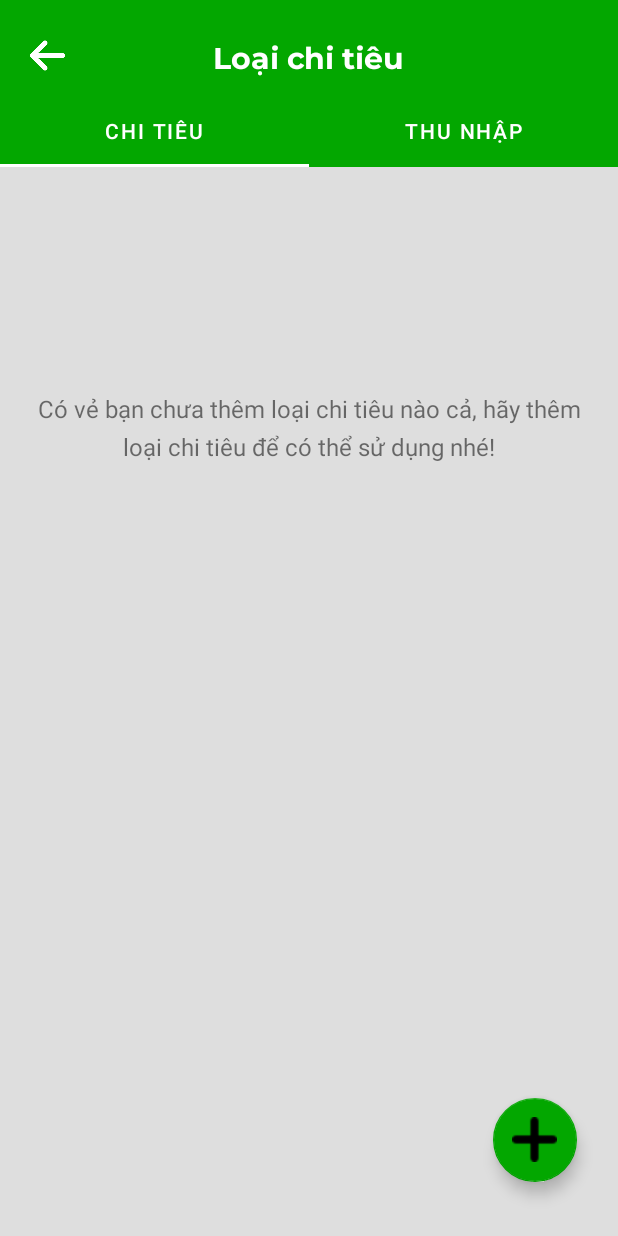
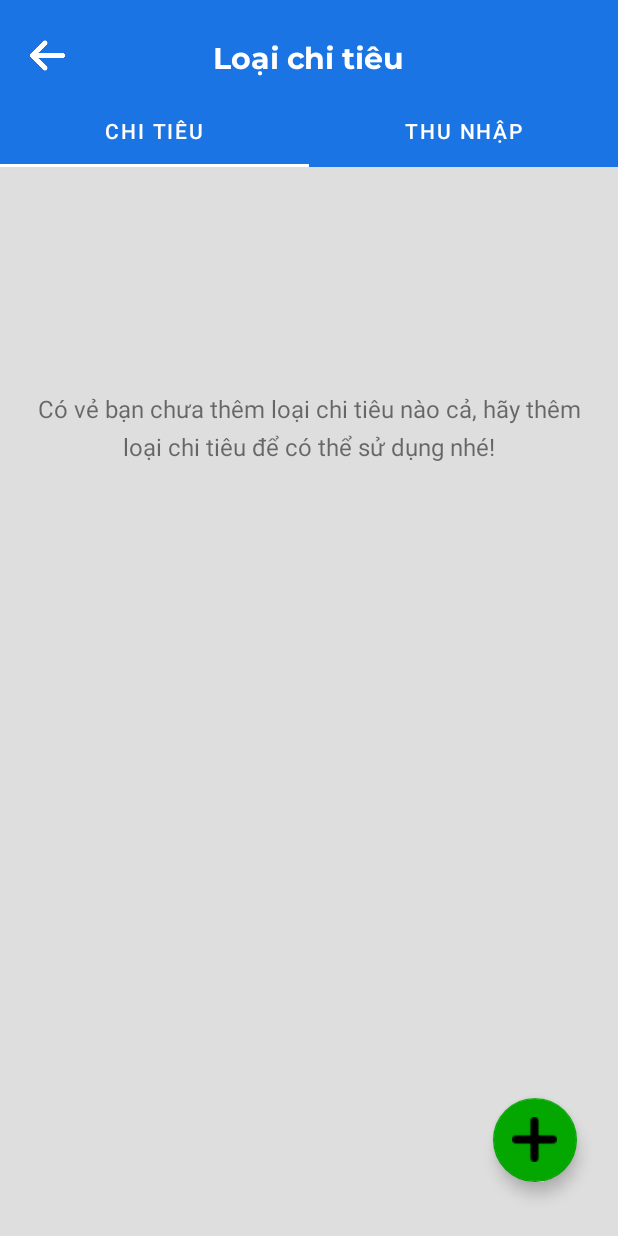
Before and after one commit to simoney199/AppAndroid, an Android app: the CategoryHome screen opened directly, with no data from a screen before it, on a phone screen of 412 x 824 dp. Run offline under Robolectric (Android 15) with nearby library versions, the phone set to English and light mode, and no system bars; our stand-ins replace Firebase (no records; nobody signed in at launch, a user with empty details on screens opened directly).

Commit message:
Update UI

```diff
--- a/app/src/main/res/layout/activity_edit_category.xml
+++ b/app/src/main/res/layout/activity_edit_category.xml
@@ -9,7 +9,7 @@
         android:id="@+id/titleNewCategory"
         android:layout_width="match_parent"
         android:layout_height="63dp"
-        android:background="@color/green"
+        android:background="@color/brand_primary"
         app:layout_constraintTop_toTopOf="parent"
         app:layout_constraintLeft_toLeftOf="parent"
         app:layout_constraintRight_toRightOf="parent">
--- a/app/src/main/res/layout/category_home.xml
+++ b/app/src/main/res/layout/category_home.xml
@@ -9,7 +9,7 @@
         android:id="@+id/titleTransactionTypeInfo"
         android:layout_width="match_parent"
         android:layout_height="63dp"
-        android:background="@color/green"
+        android:background="@color/brand_primary"
         app:layout_constraintLeft_toLeftOf="parent"
         app:layout_constraintRight_toRightOf="parent"
         app:layout_constraintTop_toTopOf="parent">
@@ -38,7 +38,7 @@
         app:layout_constraintTop_toBottomOf="@id/titleTransactionTypeInfo"
         android:layout_width="match_parent"
         android:layout_height="wrap_content"
-        android:background="@color/green"
+        android:background="@color/brand_primary"
         app:tabTextColor="@color/white"
         app:tabIndicatorColor="@color/white"
         >
--- a/app/src/main/res/layout/category_item.xml
+++ b/app/src/main/res/layout/category_item.xml
@@ -15,7 +15,7 @@
         app:layout_constraintLeft_toLeftOf="parent"
         app:layout_constraintBottom_toBottomOf="parent"
         android:layout_marginLeft="10dp"
-        android:src="@drawable/delete_category"/>
+        android:src="@drawable/minus"/>
 
     <ImageView
         android:id="@+id/categoryIcon"
--- a/app/src/main/res/layout/new_category.xml
+++ b/app/src/main/res/layout/new_category.xml
@@ -9,7 +9,7 @@
         android:id="@+id/titleNewCategory"
         android:layout_width="match_parent"
         android:layout_height="63dp"
-        android:background="@color/green"
+        android:background="@color/brand_primary"
         app:layout_constraintTop_toTopOf="parent"
         app:layout_constraintLeft_toLeftOf="parent"
         app:layout_constraintRight_toRightOf="parent">
--- a/app/src/main/res/layout/new_goal.xml
+++ b/app/src/main/res/layout/new_goal.xml
@@ -10,7 +10,7 @@
         android:id="@+id/titleNewGoal"
         android:layout_width="match_parent"
         android:layout_height="63dp"
-        android:background="@color/green"
+        android:background="@color/brand_primary"
         app:layout_constraintTop_toTopOf="parent"
         app:layout_constraintLeft_toLeftOf="parent"
         app:layout_constraintRight_toRightOf="parent">
--- a/app/src/main/res/layout/ui_add_expense.xml
+++ b/app/src/main/res/layout/ui_add_expense.xml
@@ -19,7 +19,7 @@
                 android:layout_width="match_parent"
                 android:layout_height="wrap_content"
                 android:orientation="horizontal"
-                android:background="@color/green"
+                android:background="@color/brand_primary"
                 android:paddingTop="50dp"
                 android:paddingBottom="12dp"
                 android:paddingLeft="16dp"
--- a/app/src/main/res/layout/ui_budget.xml
+++ b/app/src/main/res/layout/ui_budget.xml
@@ -100,7 +100,7 @@
                             android:paddingBottom="7dp"
                             android:text="THÊM"
                             android:fontFamily="@font/montserrat_bold"
-                            android:backgroundTint="@color/green"
+                            android:backgroundTint="@color/brand_primary"
                             android:textSize="16sp"
                             android:textStyle="bold"
                             android:textColor="@color/white"/>
--- a/app/src/main/res/layout/ui_delete_expense.xml
+++ b/app/src/main/res/layout/ui_delete_expense.xml
@@ -24,7 +24,7 @@
             android:layout_height="wrap_content"
             android:text="XÓA GIỚI HẠN CHI TIÊU"
             android:fontFamily="@font/montserrat_bold"
-            android:textColor="@color/green"
+            android:textColor="@color/brand_primary"
             android:textSize="16sp"
             android:textStyle="bold" />
 
--- a/app/src/main/res/layout/ui_delete_goal.xml
+++ b/app/src/main/res/layout/ui_delete_goal.xml
@@ -24,7 +24,7 @@
             android:layout_height="wrap_content"
             android:text="XÓA MỤC TIÊU"
             android:fontFamily="@font/montserrat_bold"
-            android:textColor="@color/green"
+            android:textColor="@color/brand_primary"
             android:textSize="16sp"
             android:textStyle="bold" />
 
--- a/app/src/main/res/layout/ui_edit_expense.xml
+++ b/app/src/main/res/layout/ui_edit_expense.xml
@@ -19,7 +19,7 @@
                 android:layout_width="match_parent"
                 android:layout_height="wrap_content"
                 android:orientation="horizontal"
-                android:background="@color/green"
+                android:background="@color/brand_primary"
                 android:paddingTop="50dp"
                 android:paddingBottom="12dp"
                 android:paddingLeft="16dp"
--- a/app/src/main/res/layout/ui_edit_goal.xml
+++ b/app/src/main/res/layout/ui_edit_goal.xml
@@ -10,7 +10,7 @@
         android:id="@+id/titleEditGoal"
         android:layout_width="match_parent"
         android:layout_height="63dp"
-        android:background="@color/green"
+        android:background="@color/brand_primary"
         app:layout_constraintTop_toTopOf="parent"
         app:layout_constraintLeft_toLeftOf="parent"
         app:layout_constraintRight_toRightOf="parent">
--- a/app/src/main/res/layout/ui_expense_edit_screen.xml
+++ b/app/src/main/res/layout/ui_expense_edit_screen.xml
@@ -19,7 +19,7 @@
                 android:layout_width="match_parent"
                 android:layout_height="wrap_content"
                 android:orientation="horizontal"
-                android:background="@color/green"
+                android:background="@color/brand_primary"
                 android:paddingTop="50dp"
                 android:paddingBottom="12dp"
                 android:paddingLeft="16dp"
--- a/app/src/main/res/layout/ui_goal_fund.xml
+++ b/app/src/main/res/layout/ui_goal_fund.xml
@@ -20,7 +20,7 @@
                 android:layout_width="match_parent"
                 android:layout_height="wrap_content"
                 android:orientation="horizontal"
-                android:background="@color/green"
+                android:background="@color/brand_primary"
                 android:paddingTop="50dp"
                 android:paddingBottom="12dp"
                 android:paddingLeft="16dp"
--- a/build.gradle
+++ b/build.gradle
@@ -4,6 +4,6 @@ buildscript {
     }
 }// Top-level build file where you can add configuration options common to all sub-projects/modules.
 plugins {
-    id 'com.android.application' version '8.9.1' apply false
-    id 'com.android.library' version '8.9.1' apply false
+    id 'com.android.application' version '8.8.0' apply false
+    id 'com.android.library' version '8.8.0' apply false
 }
```
Also changed, not shown: app/src/main/res/drawable/minus.png.
